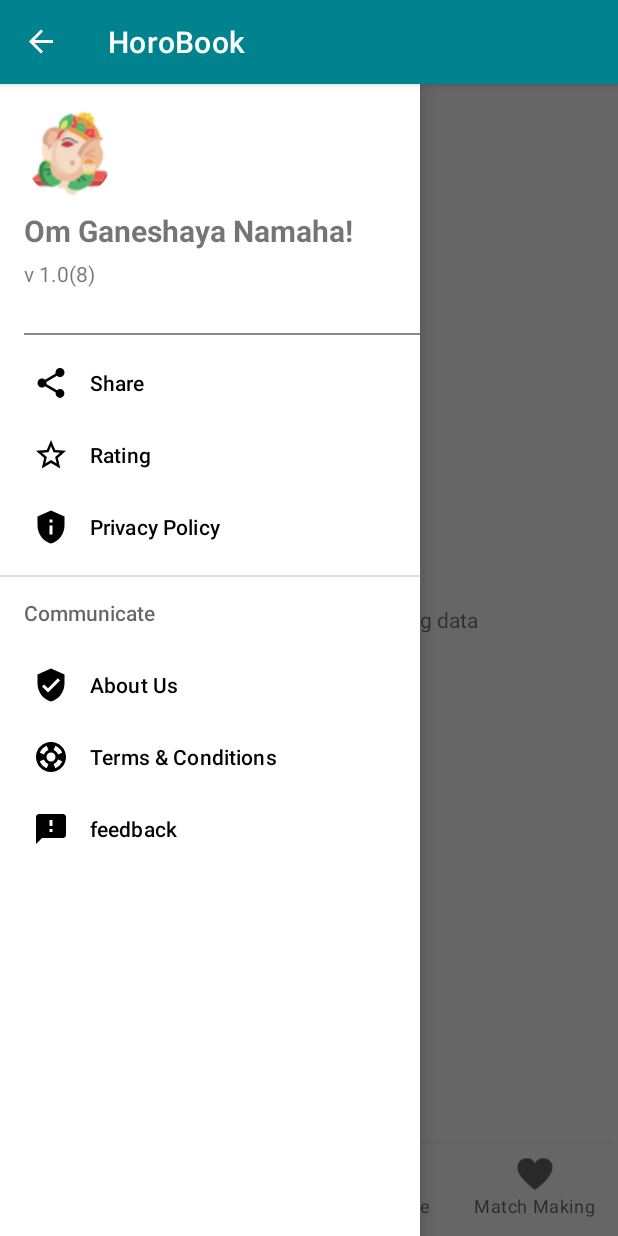
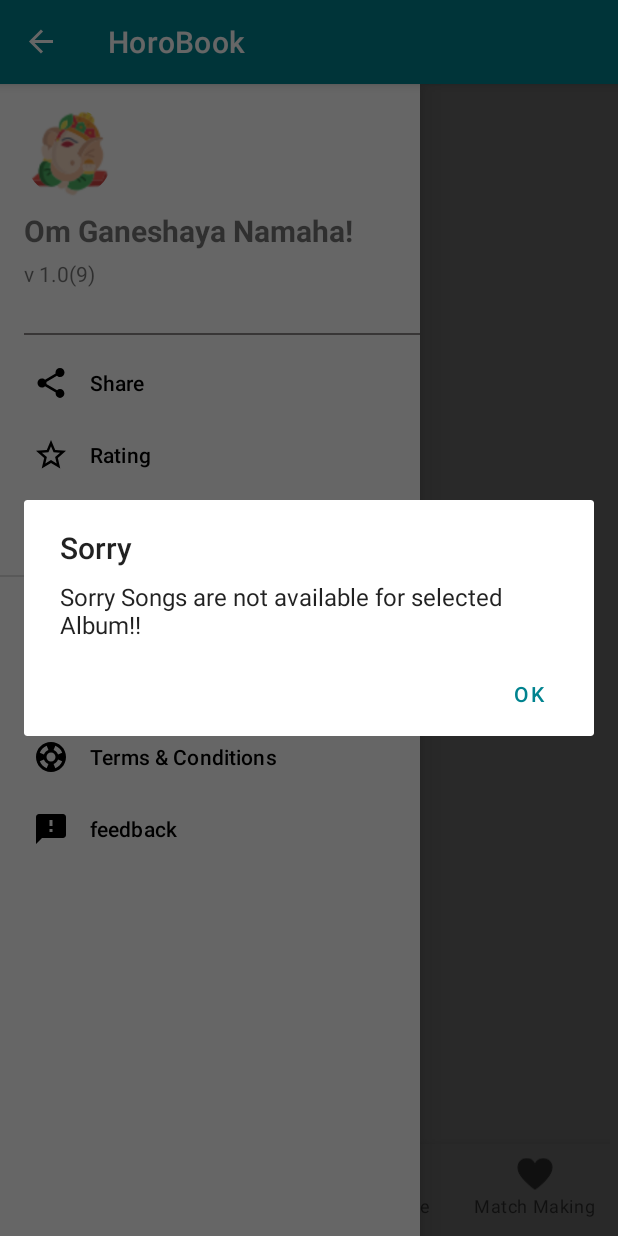
Before and after one commit to chin-mayKulkarni/HoroBook, an Android app: the SongsListFragment screen opened through its navigation route, with the side drawer open, on a phone screen of 412 x 824 dp. Run offline under Robolectric (Android 15) with nearby library versions, the phone set to English and light mode, and no system bars; our stand-ins replace CircleImageView, Room's generated code, RxJava, navigation-ui; network calls fail; pictures from the network do not load; 1 statement that could not run was skipped.

```diff
--- a/app/build.gradle
+++ b/app/build.gradle
@@ -16,7 +16,7 @@ android {
         applicationId "com.chinmay.horobook"
         minSdkVersion 23
         targetSdkVersion 31
-        versionCode 8
+        versionCode 9
         versionName "1.0"
 
         testInstrumentationRunner "androidx.test.runner.AndroidJUnitRunner"
--- a/app/src/main/java/com/chinmay/horobook/SplashScreenActivity.kt
+++ b/app/src/main/java/com/chinmay/horobook/SplashScreenActivity.kt
@@ -43,8 +43,7 @@ class SplashScreenActivity : AppCompatActivity() {
                         //TODO: Store response in shared preferences
 
                         Log.d("response", "Auth Response is: " + t)
-                        Toast.makeText(getApplication(), "Retrieved from Remote", Toast.LENGTH_LONG)
-                            .show()
+                        //Toast.makeText(getApplication(), "Retrieved from Remote", Toast.LENGTH_LONG).show()
 
                     }
 
--- a/app/src/main/java/com/chinmay/horobook/util/Util.kt
+++ b/app/src/main/java/com/chinmay/horobook/util/Util.kt
@@ -3,12 +3,14 @@ package com.chinmay.horobook.util
 import android.content.Context
 import android.net.Uri
 import android.widget.ImageView
+import androidx.appcompat.app.AlertDialog
 import androidx.swiperefreshlayout.widget.CircularProgressDrawable
 import com.bumptech.glide.Glide
 import com.bumptech.glide.request.RequestOptions
 import com.chinmay.horobook.R
+import com.chinmay.horobook.view.SongsListFragment.SongsListAdapter
 
-fun getProgressDrawable(context : Context): CircularProgressDrawable{
+fun getProgressDrawable(context: Context): CircularProgressDrawable {
     return CircularProgressDrawable(context).apply {
         strokeWidth = 10f
         centerRadius = 50f
@@ -16,7 +18,23 @@ fun getProgressDrawable(context : Context): CircularProgressDrawable{
     }
 }
 
-fun ImageView.loadImage(uri: String?, progressDrawable: CircularProgressDrawable ){
+fun displayPopUp(context: Context, header: String, text: String): AlertDialog {
+    //return showDialog(header, text, context)
+    val builder = AlertDialog.Builder(context)
+    builder.setTitle(header)
+    builder.setMessage(text)
+    builder.setPositiveButton("OK") { dialogInterface, which ->
+
+    }
+
+    return builder.create().apply {
+        setCancelable(false)
+        show()
+    }
+}
+
+
+fun ImageView.loadImage(uri: String?, progressDrawable: CircularProgressDrawable) {
     val options = RequestOptions()
         .placeholder(progressDrawable)
         .error(R.drawable.ic_dashboard_black_24dp)
--- a/app/src/main/java/com/chinmay/horobook/view/MantrasListFragment/MantrasListAdapter.kt
+++ b/app/src/main/java/com/chinmay/horobook/view/MantrasListFragment/MantrasListAdapter.kt
@@ -40,11 +40,11 @@ class MantrasListAdapter(val songsList: ArrayList<LyricsListData>) :
                         songsList[position].songName.toString()
                     )
                 )
-            Toast.makeText(
+            /*Toast.makeText(
                 holder.view.context,
                 "Clicked on " + songsList[position].songName,
                 Toast.LENGTH_SHORT
-            ).show()
+            ).show()*/
 
 
         }
--- a/app/src/main/java/com/chinmay/horobook/view/MatchingFragment.kt
+++ b/app/src/main/java/com/chinmay/horobook/view/MatchingFragment.kt
@@ -6,6 +6,7 @@ import android.view.LayoutInflater
 import android.view.View
 import android.view.ViewGroup
 import com.chinmay.horobook.R
+import com.chinmay.horobook.util.displayPopUp
 
 class MatchingFragment : Fragment() {
 
@@ -20,6 +21,8 @@ class MatchingFragment : Fragment() {
         savedInstanceState: Bundle?
     ): View? {
         // Inflate the layout for this fragment
+        this.context?.let { displayPopUp(it, "Apologies", "We are still working on Match Making and will release this feature in upcoming releases") }
+        activity?.onBackPressed()
         return inflater.inflate(R.layout.fragment_matching, container, false)
     }
 
--- a/app/src/main/java/com/chinmay/horobook/view/SongsListFragment/SongsListAdapter.kt
+++ b/app/src/main/java/com/chinmay/horobook/view/SongsListFragment/SongsListAdapter.kt
@@ -94,7 +94,7 @@ class SongsListAdapter(val songsList: ArrayList<SongsListData>) :
             mediaPlayer.stop()
             mediaPlayer.reset()
             mediaPlayer.release()
-            Toast.makeText(holder.view.context, "Song is paused", Toast.LENGTH_SHORT).show()
+            //Toast.makeText(holder.view.context, "Song is paused", Toast.LENGTH_SHORT).show()
         } else {
 
             try {
@@ -105,7 +105,7 @@ class SongsListAdapter(val songsList: ArrayList<SongsListData>) :
                 e.printStackTrace()
             }
 
-            Toast.makeText(holder.view.context, "Song is playing", Toast.LENGTH_SHORT).show()
+           // Toast.makeText(holder.view.context, "Song is playing", Toast.LENGTH_SHORT).show()
 
         }
 
--- a/app/src/main/java/com/chinmay/horobook/view/SongsListFragment/SongsListFragment.kt
+++ b/app/src/main/java/com/chinmay/horobook/view/SongsListFragment/SongsListFragment.kt
@@ -11,6 +11,7 @@ import androidx.lifecycle.ViewModelProviders
 import androidx.navigation.fragment.navArgs
 import androidx.recyclerview.widget.LinearLayoutManager
 import com.chinmay.horobook.R
+import com.chinmay.horobook.util.displayPopUp
 import com.chinmay.horobook.viewmodel.ListViewModel
 import kotlinx.android.synthetic.main.fragment_songs_list.*
 
@@ -69,10 +70,11 @@ class SongsListFragment : Fragment() {
         viewModel.songsListLoadError.observe(viewLifecycleOwner, Observer { isError ->
             isError?.let {
                 listSongsError.visibility = if (it) View.VISIBLE else View.GONE
+                if(isError) activity?.onBackPressed()
             }
         })
 
-        viewModel.loading.observe(viewLifecycleOwner, Observer { isLoading ->
+        viewModel.loadingSongs.observe(viewLifecycleOwner, Observer { isLoading ->
             isLoading?.let {
                 loadingSongsView.visibility = if (it) View.VISIBLE else View.GONE
                 if (it) {
@@ -83,6 +85,12 @@ class SongsListFragment : Fragment() {
 
         })
 
+        viewModel.showPopUp.observe(viewLifecycleOwner, Observer {
+            it?.let {
+                context?.let { context -> displayPopUp(context, "Sorry", it ) }
+            }
+        })
+
     }
 
 
--- a/app/src/main/java/com/chinmay/horobook/viewmodel/ListViewModel.kt
+++ b/app/src/main/java/com/chinmay/horobook/viewmodel/ListViewModel.kt
@@ -31,6 +31,7 @@ class ListViewModel(application: Application) : BaseViewModel(application) {
     val songsList = MutableLiveData<List<SongsListData>>()
     val songsListLoadError = MutableLiveData<Boolean>()
     val loadingSongs = MutableLiveData<Boolean>()
+    val showPopUp = MutableLiveData<String>()
 
     fun refresh() {
         val updatedTime = prefHelper.getUpdatedTime()
@@ -57,6 +58,7 @@ class ListViewModel(application: Application) : BaseViewModel(application) {
                     }
 
                     override fun onError(e: Throwable) {
+                        showPopUp.value = "Sorry Songs are not available for selected Album!!"
                         songsListLoadError.value =true
                         loadingSongs.value = false
                         e.printStackTrace()
@@ -77,7 +79,7 @@ class ListViewModel(application: Application) : BaseViewModel(application) {
                 .subscribeWith(object : DisposableSingleObserver<List<SongData>>() {
                     override fun onSuccess(t: List<SongData>) {
                         storeSongsLocally(t)
-                        Toast.makeText(getApplication(), "Retrieved from Remote", Toast.LENGTH_LONG).show()
+                        //Toast.makeText(getApplication(), "Retrieved from Remote", Toast.LENGTH_LONG).show()
 
                     }
 
@@ -103,7 +105,7 @@ class ListViewModel(application: Application) : BaseViewModel(application) {
         launch {
             val songs = SongDataBase(getApplication()).songDao().getAllSongs()
             songsRetrieved(songs)
-            Toast.makeText(getApplication(), "Retrieved from DB", Toast.LENGTH_LONG).show()
+            //Toast.makeText(getApplication(), "Retrieved from DB", Toast.LENGTH_LONG).show()
         }
     }
 
--- a/app/src/main/java/com/chinmay/horobook/viewmodel/MantrasViewModel.kt
+++ b/app/src/main/java/com/chinmay/horobook/viewmodel/MantrasViewModel.kt
@@ -70,7 +70,7 @@ class MantrasViewModel(application: Application) : BaseViewModel(application) {
                     override fun onSuccess(t: List<SongData>) {
                         //storeSongsLocally(t)
                         songsRetrieved(t)
-                        Toast.makeText(getApplication(), "Retrieved from Remote", Toast.LENGTH_LONG).show()
+                       // Toast.makeText(getApplication(), "Retrieved from Remote", Toast.LENGTH_LONG).show()
 
                     }
 
```
Also changed, not shown: app/src/main/java/com/chinmay/horobook/view/MantrasFragment/MantrasAlbumListAdapter.kt (+4 -4 lines), app/src/main/java/com/chinmay/horobook/view/SongsFragment/SongsAlbumListAdapter.kt (+4 -4 lines).
